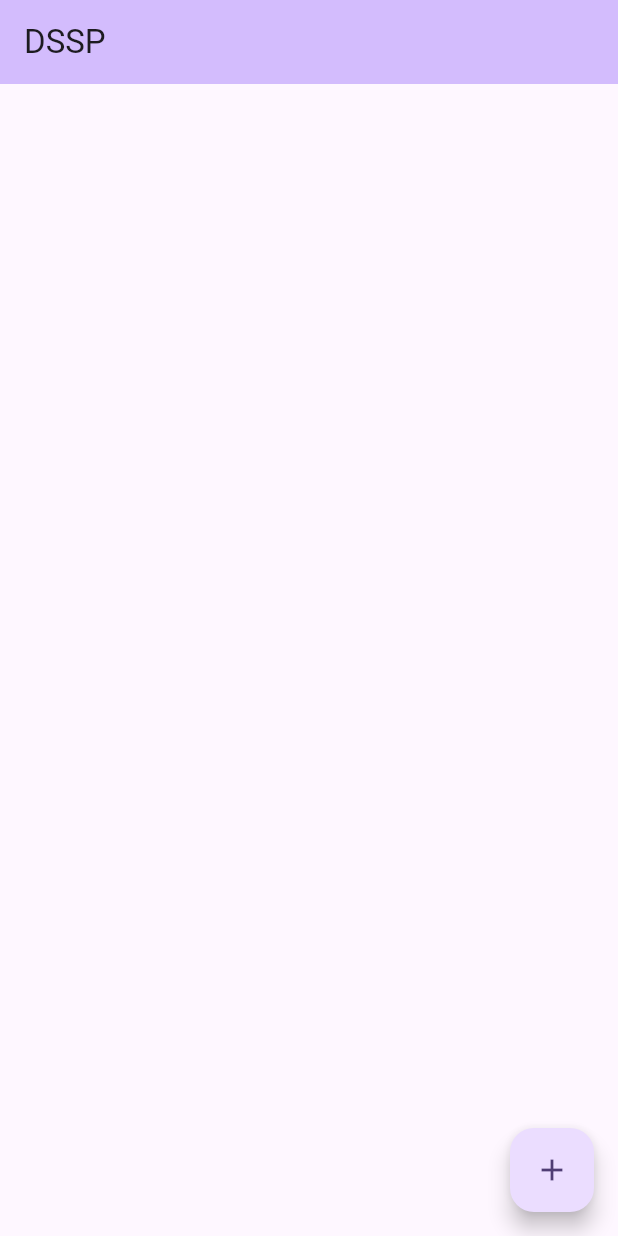
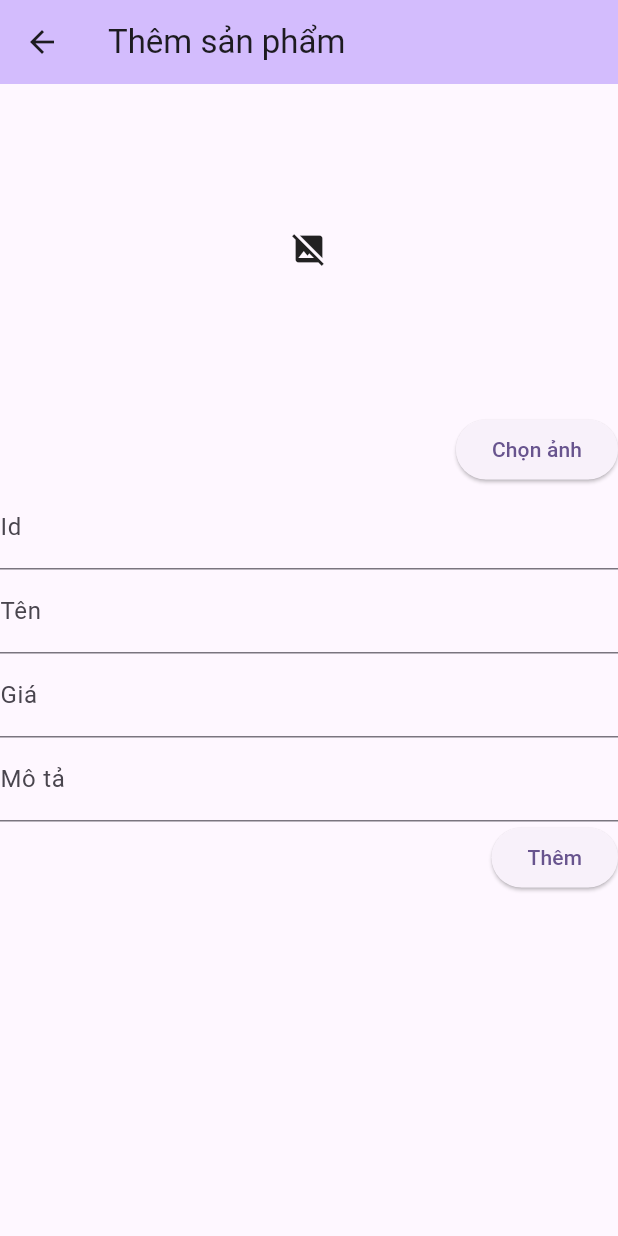
Before and after one commit to PhamTanHai3012/project_android, a Flutter app: the PageDSSP_Admin screen opened directly, after a tap on the "add" icon, on a phone screen of 412 x 824 dp. Run offline on Flutter 3.47's test engine with Material 3 defaults, Android fonts, the phone set to English and light mode, and no system bars; our stand-ins replace badges, cloud_firestore, firebase_core, firebase_storage, flutter_rating_bar, flutter_slidable and 3 more; missing offline and left inert: xml2json; accounts and stored records are empty.

Commit message:
17/5/2024

```diff
--- a/tanhai_63133878/lib/TH1/page_home.dart
+++ b/tanhai_63133878/lib/TH1/page_home.dart
@@ -1,4 +1,5 @@
 import 'package:flutter/material.dart';
+import 'package:tanhai_63133878/Phone_SMS/page_phone_sms.dart';
 import 'package:tanhai_63133878/TH1/page_profile.dart';
 import 'package:tanhai_63133878/app_state/page_counter.dart';
 import 'package:tanhai_63133878/commercial_app/page_home_fruit_store.dart';
@@ -47,6 +48,8 @@ class PageHome extends StatelessWidget {
               _buildButton(context, lable: "Page List Photo", destination: PageListPhotos()),
               SizedBox(height: 10),
               _buildButton(context, lable: "Simple Controller RSS", destination: RssAPP()),
+              SizedBox(height: 10),
+              _buildButton(context, lable: "Phone SMS", destination: PhoneSMSPage()),
             ],
           ),
         ),
--- a/tanhai_63133878/lib/commercial_app/page_dssp_admin.dart
+++ b/tanhai_63133878/lib/commercial_app/page_dssp_admin.dart
@@ -2,7 +2,10 @@ import 'package:flutter/material.dart';
 import 'package:get/get.dart';
 import 'package:tanhai_63133878/commercial_app/models.dart';
 import 'package:flutter_slidable/flutter_slidable.dart';
+import 'package:tanhai_63133878/commercial_app/page_capnhat_sp_admin.dart';
+import 'package:tanhai_63133878/commercial_app/page_them_sp_admin.dart';
 import 'package:tanhai_63133878/helper/widget_connect_firebase.dart';
+import 'package:tanhai_63133878/helper/storage_image_helper.dart';
 
 class FruitStoreAdmin extends StatelessWidget {
   const FruitStoreAdmin({super.key});
@@ -60,14 +63,19 @@ class PageDSSP_Admin extends StatelessWidget {
                             label: "Cập nhật",
                             foregroundColor: Colors.blue,
                             onPressed: (context) {
-
+                              Navigator.of(context).push(
+                                  MaterialPageRoute(builder: (context) =>
+                                      PageCNSP_Admin(fruitSnapShot: fruitSnap),
+                                  ));
                             },
                           ),
                           SlidableAction(
                             icon: Icons.delete,
                             label: "Xóa",
                             foregroundColor: Colors.red,
-                            onPressed: (context) {
+                            onPressed: (context) async {
+                              await deleteImage(folder: ["Fruit_app"], fileName: "${fruitSnap.fruit.id}.jpg");
+                              await fruitSnap.xoa();
                             },
                           )
                         ]
@@ -106,8 +114,11 @@ class PageDSSP_Admin extends StatelessWidget {
       ),
       floatingActionButton: FloatingActionButton(
         child: Icon(Icons.add),
-        onPressed: () {
-
+        onPressed: (){
+          Navigator.of(context).push(
+              MaterialPageRoute(builder: (context) =>
+                  PageTSP_Admin(),
+              ));
         },
       ),
     );
--- /dev/null
+++ b/tanhai_63133878/lib/commercial_app/page_them_sp_admin.dart
@@ -0,0 +1,116 @@
+import 'dart:io';
+import 'package:flutter/material.dart';
+import 'package:image_picker/image_picker.dart';
+import 'package:tanhai_63133878/commercial_app/models.dart';
+import 'package:tanhai_63133878/helper/storage_image_helper.dart';
+
+
+class PageTSP_Admin extends StatefulWidget {
+  const PageTSP_Admin({super.key});
+
+  @override
+  State<PageTSP_Admin> createState() => _PageTSP_AdminState();
+}
+
+class _PageTSP_AdminState extends State<PageTSP_Admin> {
+  XFile? _xFile;
+  TextEditingController txtId =  TextEditingController();
+  TextEditingController txtTen =  TextEditingController();
+  TextEditingController txtGia =  TextEditingController();
+  TextEditingController txtMoTa =  TextEditingController();
+  @override
+  Widget build(BuildContext context) {
+
+    double w = MediaQuery.of(context).size.width;
+
+    return Scaffold(
+        appBar: AppBar(
+          backgroundColor: Theme.of(context).colorScheme.inversePrimary,
+          title: Text("Thêm sản phẩm"),
+        ),
+        body: SingleChildScrollView(
+          child: Column(
+            children: [
+              Center(
+                child: Container(
+                  width: w*0.8,
+                  height: w*0.8*2/3,
+                  child: _xFile == null ? Icon(Icons.image_not_supported) : Image.file(File(_xFile!.path)),
+                ),
+              ),
+              Row(
+                mainAxisAlignment: MainAxisAlignment.end,
+                children: [
+                  ElevatedButton(
+                    onPressed: () async {
+                      _xFile = await ImagePicker().pickImage
+                        (source: ImageSource.gallery);
+                      if(_xFile!=null)
+                        setState(() {
+
+                        });
+                    },
+                    child: Text("Chọn ảnh"),
+                  ),
+                ],
+              ),
+              TextField(
+                controller: txtId,
+                decoration: InputDecoration(
+                    labelText: "Id"
+                ),
+              ),
+              TextField(
+                controller: txtTen,
+                decoration: InputDecoration(
+                    labelText: "Tên"
+                ),
+              ),
+              TextField(
+                controller: txtGia,
+                decoration: InputDecoration(
+                    labelText: "Giá"
+                ),
+                keyboardType: TextInputType.number,
+              ),
+              TextField(
+                controller: txtMoTa,
+                decoration: InputDecoration(
+                    labelText: "Mô tả"
+                ),
+              ),
+              Row(
+                mainAxisAlignment: MainAxisAlignment.end,
+                children: [
+                  ElevatedButton(
+                    onPressed: () {
+                      // 1. Thêm ảnh và lấy đường dẫn
+                      // 2. Thêm dữ liệu vào FireStore
+                      if(_xFile!=null){
+                        uploadImage(imagePath: _xFile!.path, folder: ["Fruit_app"],
+                          fileName: "${txtId.text}.jpg").then(
+                            (url) {
+                              Fruit fruit = Fruit(
+                                id: txtId.text,
+                                ten: txtTen.text,
+                                gia: int.parse(txtGia.text),
+                                mota: txtMoTa.text,
+                                anh: url,
+                              );
+                              FruitSnapshot.themMoi(fruit);
+                            }
+                          ).catchError((error){
+                            print("Lỗi!!!: ${error.toString()}");
+                          });
+                      }
+                    },
+                    child: Text("Thêm"),
+                  )
+                ],
+              )
+            ],
+          ),
+        ),
+    );
+  }
+}
--- a/tanhai_63133878/pubspec.yaml
+++ b/tanhai_63133878/pubspec.yaml
@@ -43,6 +43,7 @@ dependencies:
   firebase_storage: ^11.7.4
   flutter_slidable: ^3.1.0
   image_picker: ^1.1.1
+  url_launcher: ^6.2.6
 
 
   # The following adds the Cupertino Icons font to your application.
```
Also changed, not shown: tanhai_63133878/lib/Ontap.dart (deleted, +0 -74 lines), tanhai_63133878/lib/Phone_SMS/page_phone_sms.dart (added, +57 -0 lines), tanhai_63133878/lib/commercial_app/models.dart (+20 -21 lines), tanhai_63133878/lib/commercial_app/page_capnhat_sp_admin.dart (added, +165 -0 lines), tanhai_63133878/lib/helper/storage_image_helper.dart (added, +48 -0 lines), tanhai_63133878/pubspec.lock, 1 other file.
